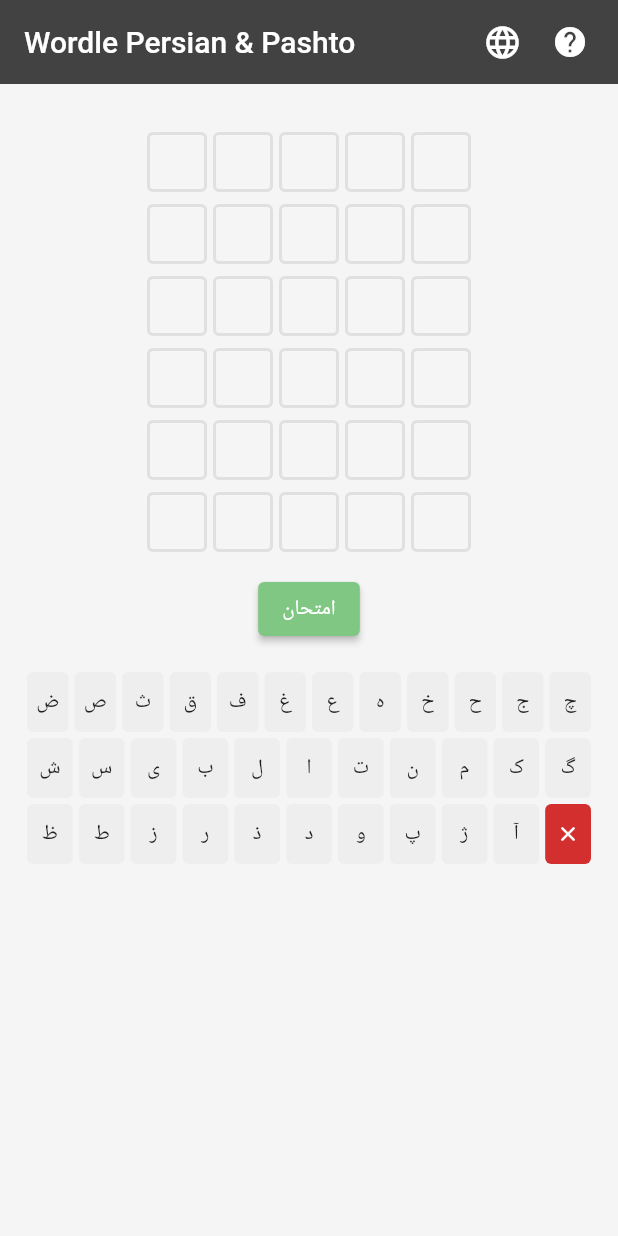
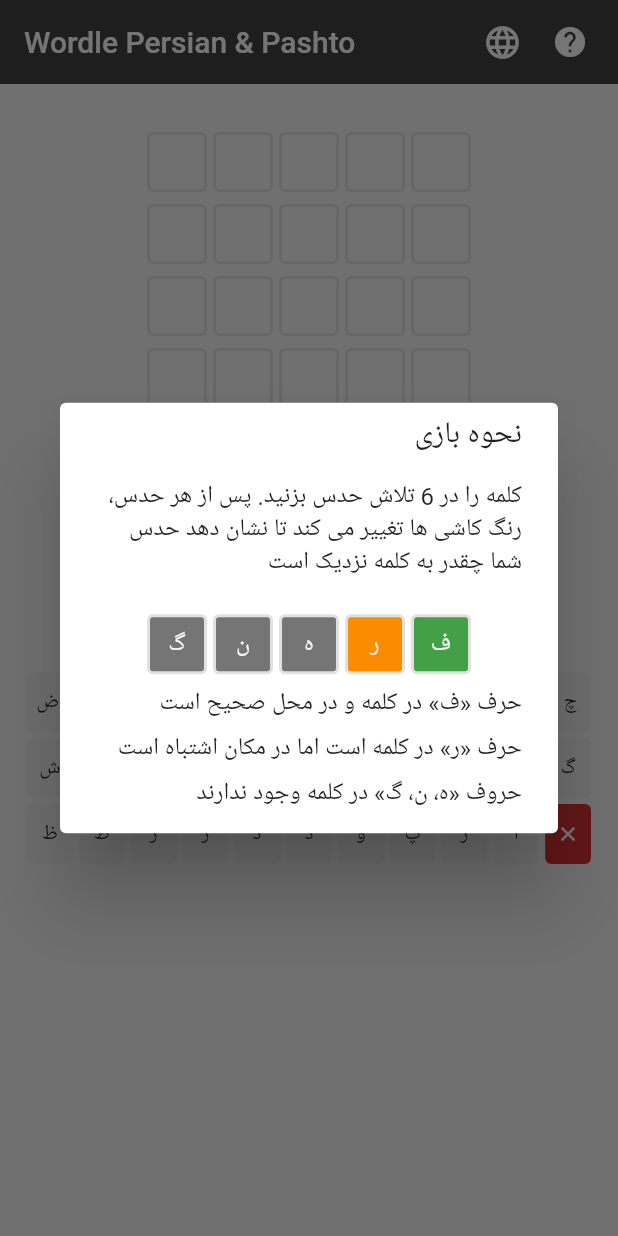
Before and after one commit to matiullah-karimi/wordle_fa_pa, a Flutter app: the screen it shows after launch, after a tap on the "help" icon, on a phone screen of 412 x 824 dp. Run offline on Flutter 3.47's test engine with Material 2 defaults, Android fonts, the phone set to English and light mode, and no system bars; our stand-ins replace google_mobile_ads; network calls fail.

Commit message:
Add help modal

```diff
--- a/lib/data/translations.dart
+++ b/lib/data/translations.dart
@@ -13,6 +13,31 @@
   'win_english': 'Congratualtions!, you guessed the word correctly',
   'win_persian': 'تبریک، شما کلمه را درست حدس زدید',
   'win_pashto': 'مبارکۍ!، تاسو کلمه سمه اټکل کړې',
+  'help_title_english': 'How to play',
+  'help_title_persian': 'نحوه بازی',
+  'help_title_pashto': 'څنګه لوبه وکړو',
+  'help_guess_english': 'Bulky',
+  'help_guess_persian': 'فرهنگ',
+  'help_guess_pashto': 'خوږمن',
+  'help_solution_english': 'Daily',
+  'help_solution_persian': 'فارسی',
+  'help_solution_pashto': 'پشتون',
+  'help_desc_english':
+      'Guess the WORDLE in 6 tries. After each guess, the color of the tiles will change to show how close your guess was to the word.',
+  'help_desc_persian':
+      'کلمه را در 6 تلاش حدس بزنید. پس از هر حدس، رنگ کاشی ها تغییر می کند تا نشان دهد حدس شما چقدر به کلمه نزدیک است',
+  'help_desc_pashto':
+      'په 6 هڅه کې کلمه اټکل کړئ. د هرې اندازې وروسته، د ټایلونو رنګ به بدل شي ترڅو وښيي چې ستاسو اټکل د کلمې سره څومره نږدې و.',
+  'help_correct_english':
+      'The letter Y is in the word and in the correct spot.',
+  'help_correct_persian': 'حرف «ف» در کلمه و در محل صحیح است',
+  'help_correct_pashto': 'د  «ن»  توری په کلمه او سم ځای کې دی.',
+  'help_present_english': 'The letter L is in the word but in the wrong spot.',
+  'help_present_persian': 'حرف «ر» در کلمه است اما در مکان اشتباه است',
+  'help_present_pashto': 'د «و» توری په کلمه کې دی مګر په غلط ځای کې.',
+  'help_absent_english': 'The letters B, U, K are not in the word in any spot.',
+  'help_absent_persian': 'حروف «ه، ن، گ» در کلمه وجود ندارند',
+  'help_absent_pashto': 'د «خ، ږ، م» توري په کلمه کې په هیڅ ځای کې ندي.',
 };
 
 String translate(String key, AppLang lang) {
--- a/lib/main.dart
+++ b/lib/main.dart
@@ -4,11 +4,12 @@
 import 'package:wordle_fa_pa/types/enum_types.dart';
 import 'package:wordle_fa_pa/utils/words.dart';
 import 'package:wordle_fa_pa/widgets/banner_ad.dart';
+import 'package:wordle_fa_pa/widgets/dialogs/help_dialog.dart';
 import 'package:wordle_fa_pa/widgets/grid/grid.dart';
 import 'package:wordle_fa_pa/widgets/keyboard.dart';
 import 'package:wordle_fa_pa/widgets/flash_message.dart';
 import 'package:wordle_fa_pa/ads/rewarded_ad.dart';
-import 'package:wordle_fa_pa/widgets/language_dialog.dart';
+import 'package:wordle_fa_pa/widgets/dialogs/language_dialog.dart';
 
 void main() async {
   WidgetsFlutterBinding.ensureInitialized();
@@ -241,7 +242,8 @@
         Padding(
           padding: const EdgeInsets.only(right: 20.0),
           child: GestureDetector(
-            onTap: () {},
+            onTap: () =>
+                HelpDialog(context: context, currentLang: language).show(),
             child: const Icon(Icons.help),
           ),
         ),
--- /dev/null
+++ b/lib/widgets/dialogs/help_dialog.dart
@@ -0,0 +1,46 @@
+import 'package:flutter/material.dart';
+import 'package:wordle_fa_pa/data/translations.dart';
+import 'package:wordle_fa_pa/types/enum_types.dart';
+import 'package:wordle_fa_pa/widgets/grid/completed_row.dart';
+
+class HelpDialog {
+  final BuildContext context;
+  final AppLang currentLang;
+
+  HelpDialog({
+    required this.context,
+    required this.currentLang,
+  });
+
+  Future<void> show() async {
+    await showDialog(
+      context: context,
+      builder: (BuildContext context) {
+        return Directionality(
+          textDirection: currentLang.direction,
+          child: SimpleDialog(
+            title: Text(translate('help_title', currentLang)),
+            contentPadding:
+                const EdgeInsets.only(top: 8, bottom: 16, right: 24, left: 24),
+            titlePadding:
+                const EdgeInsets.symmetric(vertical: 8, horizontal: 24),
+            children: <Widget>[
+              Text(translate('help_desc', currentLang)),
+              const SizedBox(height: 24),
+              CompletedRow(
+                guess: translate('help_guess', currentLang),
+                language: currentLang,
+                solution: translate('help_solution', currentLang),
+              ),
+              Text(translate('help_correct', currentLang)),
+              const SizedBox(height: 8),
+              Text(translate('help_present', currentLang)),
+              const SizedBox(height: 8),
+              Text(translate('help_absent', currentLang)),
+            ],
+          ),
+        );
+      },
+    );
+  }
+}
--- /dev/null
+++ b/lib/widgets/dialogs/language_dialog.dart
@@ -0,0 +1,68 @@
+import 'package:flutter/material.dart';
+import 'package:wordle_fa_pa/types/enum_types.dart';
+
+class LanguageDialog {
+  final Function(AppLang lang) onItemClicked;
+  final BuildContext context;
+  final AppLang currentLang;
+
+  LanguageDialog({
+    required this.onItemClicked,
+    required this.context,
+    required this.currentLang,
+  });
+
+  Future<void> show() async {
+    await showDialog(
+      context: context,
+      builder: (BuildContext context) {
+        return SimpleDialog(
+          title: const Text('Select Language'),
+          children: <Widget>[
+            SimpleDialogOption(
+              onPressed: () => _onItemClicked(AppLang.english),
+              child: _buildItem(AppLang.english),
+            ),
+            SimpleDialogOption(
+              onPressed: () => _onItemClicked(AppLang.persian),
+              child: _buildItem(AppLang.persian),
+            ),
+            SimpleDialogOption(
+              onPressed: () => _onItemClicked(AppLang.pashto),
+              child: _buildItem(AppLang.pashto),
+            ),
+          ],
+        );
+      },
+    );
+  }
+
+  Container _buildItem(AppLang lang) {
+    return Container(
+      padding: const EdgeInsets.only(top: 12),
+      decoration: BoxDecoration(
+          border: Border(
+        top: BorderSide(
+          width: 1,
+          color: Colors.grey.shade100,
+        ),
+      )),
+      child: Row(
+        mainAxisAlignment: MainAxisAlignment.spaceBetween,
+        children: [
+          Text(lang.text),
+          if (currentLang == lang)
+            Icon(
+              Icons.check,
+              color: Colors.grey.shade700,
+            ),
+        ],
+      ),
+    );
+  }
+
+  _onItemClicked(AppLang lang) {
+    onItemClicked(lang);
+    Navigator.pop(context);
+  }
+}
--- a/lib/widgets/grid/completed_row.dart
+++ b/lib/widgets/grid/completed_row.dart
@@ -1,23 +1,22 @@
 import 'package:flutter/material.dart';
 import 'package:wordle_fa_pa/types/enum_types.dart';
 import 'package:wordle_fa_pa/utils/status.dart';
-import 'package:wordle_fa_pa/utils/words.dart';
 import 'package:wordle_fa_pa/widgets/grid/cell.dart';
 
 class CompletedRow extends StatelessWidget {
   final String guess;
   final AppLang language;
+  final String solution;
 
-  const CompletedRow({
-    Key? key,
-    required this.guess,
-    required this.language,
-  }) : super(key: key);
+  const CompletedRow(
+      {Key? key,
+      required this.guess,
+      required this.language,
+      required this.solution})
+      : super(key: key);
 
   @override
   Widget build(BuildContext context) {
-    String solution = getWordOfDay(language)['solution'];
-
     return Container(
       margin: const EdgeInsets.only(bottom: 8),
       child: Row(mainAxisAlignment: MainAxisAlignment.center, children: [
--- a/lib/widgets/grid/grid.dart
+++ b/lib/widgets/grid/grid.dart
@@ -1,5 +1,6 @@
 import 'package:flutter/material.dart';
 import 'package:wordle_fa_pa/types/enum_types.dart';
+import 'package:wordle_fa_pa/utils/words.dart';
 import 'package:wordle_fa_pa/widgets/grid/completed_row.dart';
 import 'package:wordle_fa_pa/widgets/grid/current_row.dart';
 import 'package:wordle_fa_pa/widgets/grid/empty_row.dart';
@@ -19,6 +20,7 @@
   @override
   Widget build(BuildContext context) {
     var empties = guesses.length < 5 ? List.filled(5 - guesses.length, {}) : [];
+    String solution = getWordOfDay(language)['solution'];
 
     return Container(
       padding: const EdgeInsets.only(bottom: 6),
@@ -28,6 +30,7 @@
             CompletedRow(
               guess: guess,
               language: language,
+              solution: solution,
             ),
           if (guesses.length < 6) CurrentRow(guess: currentGuess),
           for (var _ in empties) const EmptyRow(),
```
Also changed, not shown: lib/widgets/language_dialog.dart (deleted, +0 -81 lines).
